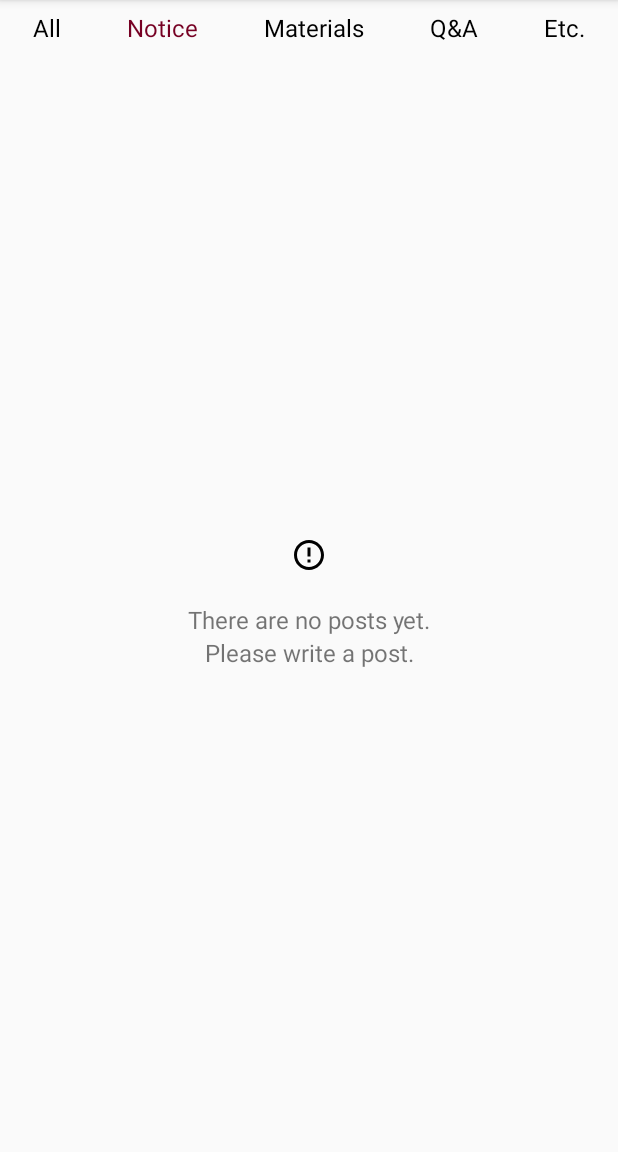
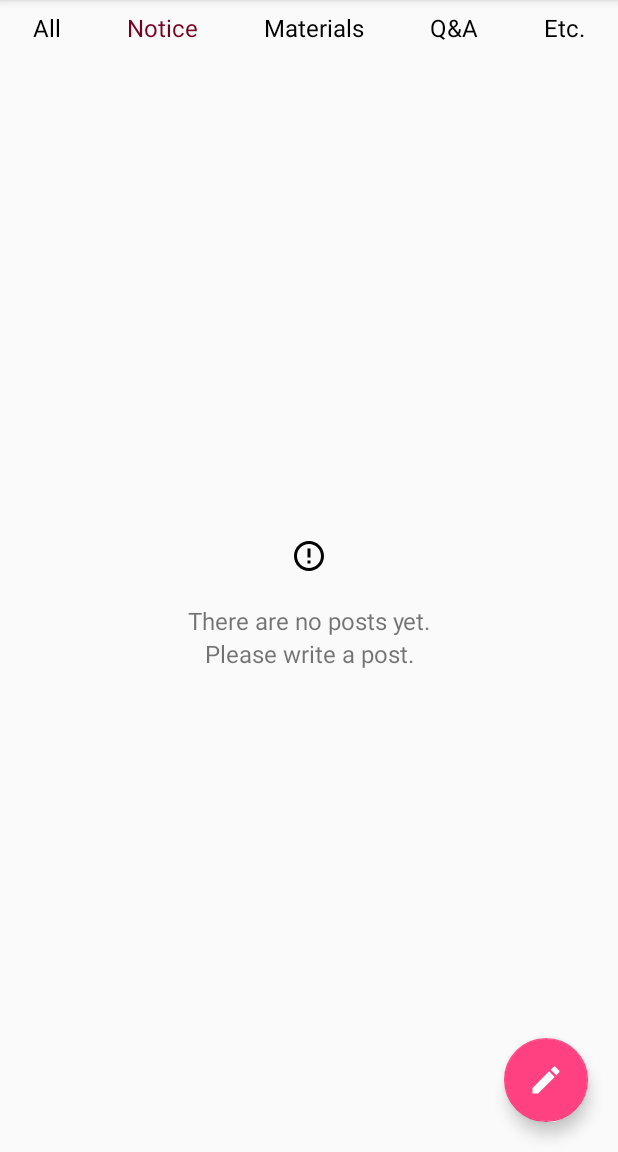
Before and after one commit to os94/ASKU, an Android app: the PostListFragment screen opened directly, with no data from a screen before it, after a tap on "Notice", on a phone screen of 412 x 824 dp, the part 84-1236 px from its top. Run offline under Robolectric (Android 15) with nearby library versions, the light colour scheme and no system bars; our stand-ins replace Firebase (no records; nobody signed in at launch, a user with empty details on screens opened directly).

Commit message:
little change (fragment_post_list.xml to ConstraintLayout.)

```diff
--- a/app/src/main/java/kr/ac/korea/lecturestalk/kulecturestalk/PostListFragment.java
+++ b/app/src/main/java/kr/ac/korea/lecturestalk/kulecturestalk/PostListFragment.java
@@ -2,6 +2,7 @@ package kr.ac.korea.lecturestalk.kulecturestalk;
 
 import android.os.Bundle;
 import android.support.annotation.NonNull;
+import android.support.constraint.ConstraintLayout;
 import android.support.design.widget.FloatingActionButton;
 import android.support.v4.app.Fragment;
 import android.support.v4.widget.NestedScrollView;
@@ -41,7 +42,7 @@ public class PostListFragment extends Fragment implements View.OnClickListener {
     private static final String TAG = "@@@@@ get:";
     private EmptyRecyclerView recyclerView;
     private ProgressBar progressBar;
-    private LinearLayout linearLayout;
+    private ConstraintLayout Layout;
 
     @Override
     public View onCreateView(LayoutInflater inflater, ViewGroup container,
@@ -49,9 +50,9 @@ public class PostListFragment extends Fragment implements View.OnClickListener {
         View view = inflater.inflate(R.layout.fragment_post_list, container, false);
 
         progressBar = view.findViewById(R.id.progressBar);
-        linearLayout = view.findViewById(R.id.post_list_view);
+        Layout = view.findViewById(R.id.post_list_view);
         progressBar.setVisibility(view.VISIBLE);
-        linearLayout.setVisibility(view.GONE);
+        Layout.setVisibility(view.GONE);
 
         mAllTab = view.findViewById(R.id.course_tab_all);
         mNoticeTab = view.findViewById(R.id.course_tab_notice);
@@ -160,7 +161,7 @@ public class PostListFragment extends Fragment implements View.OnClickListener {
                             Log.d(TAG, "Error getting documents: ", task.getException());
                         }
                         progressBar.setVisibility(view.GONE);
-                        linearLayout.setVisibility(view.VISIBLE);
+                        Layout.setVisibility(view.VISIBLE);
                     }
                 });
     }
@@ -203,7 +204,7 @@ public class PostListFragment extends Fragment implements View.OnClickListener {
                             Log.d(TAG, "Error getting documents: ", task.getException());
                         }
                         progressBar.setVisibility(view.GONE);
-                        linearLayout.setVisibility(view.VISIBLE);
+                        Layout.setVisibility(view.VISIBLE);
                     }
                 });
     }
--- a/app/src/main/res/layout/fragment_post_list.xml
+++ b/app/src/main/res/layout/fragment_post_list.xml
@@ -1,5 +1,6 @@
 <?xml version="1.0" encoding="utf-8"?>
 <FrameLayout xmlns:android="http://schemas.android.com/apk/res/android"
+    xmlns:app="http://schemas.android.com/apk/res-auto"
     xmlns:tools="http://schemas.android.com/tools"
     android:layout_width="match_parent"
     android:layout_height="match_parent"
@@ -12,15 +13,19 @@
         android:layout_height="wrap_content"
         android:layout_gravity="center" />
 
-    <LinearLayout
+    <android.support.constraint.ConstraintLayout
         android:id="@+id/post_list_view"
         android:layout_width="match_parent"
         android:layout_height="match_parent"
         android:orientation="vertical">
 
         <LinearLayout
+            android:id="@+id/categoryList"
             android:layout_width="match_parent"
-            android:layout_height="wrap_content">
+            android:layout_height="wrap_content"
+            app:layout_constraintEnd_toEndOf="parent"
+            app:layout_constraintStart_toStartOf="parent"
+            app:layout_constraintTop_toTopOf="parent">
 
             <TextView
                 android:id="@+id/course_tab_all"
@@ -98,15 +103,18 @@
         <kr.ac.korea.lecturestalk.kulecturestalk.course.View.EmptyRecyclerView
             android:id="@+id/course_posts_recycler_view"
             android:layout_width="match_parent"
-            android:layout_height="match_parent"
-            android:visibility="gone" />
+            android:layout_height="0dp"
+            android:visibility="gone"
+            app:layout_constraintBottom_toBottomOf="parent"
+            app:layout_constraintTop_toBottomOf="@+id/categoryList" />
 
         <LinearLayout
             android:id="@+id/course_post_empty"
             android:layout_width="match_parent"
-            android:layout_height="match_parent"
-            android:gravity="center"
-            android:orientation="vertical">
+            android:layout_height="wrap_content"
+            android:orientation="vertical"
+            app:layout_constraintBottom_toBottomOf="parent"
+            app:layout_constraintTop_toBottomOf="@+id/categoryList">
 
             <ImageView
                 android:layout_width="wrap_content"
@@ -134,11 +142,13 @@
             android:id="@+id/btn_write"
             android:layout_width="wrap_content"
             android:layout_height="wrap_content"
-            android:layout_gravity="bottom|end"
-            android:layout_margin="20dp"
+            android:layout_marginEnd="20dp"
+            android:layout_marginBottom="20dp"
             android:backgroundTint="@color/colorAccent"
-            android:src="@drawable/ic_write_white_24dp" />
+            android:src="@drawable/ic_write_white_24dp"
+            app:layout_constraintBottom_toBottomOf="parent"
+            app:layout_constraintEnd_toEndOf="parent" />
 
-    </LinearLayout>
+    </android.support.constraint.ConstraintLayout>
 
 </FrameLayout>
```
